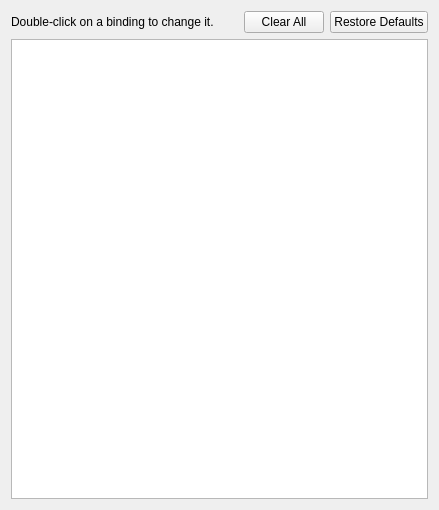
Old version of the form src/yuzu/configuration/configure_hotkeys.ui in the repository formylover/yuzu-early-access.
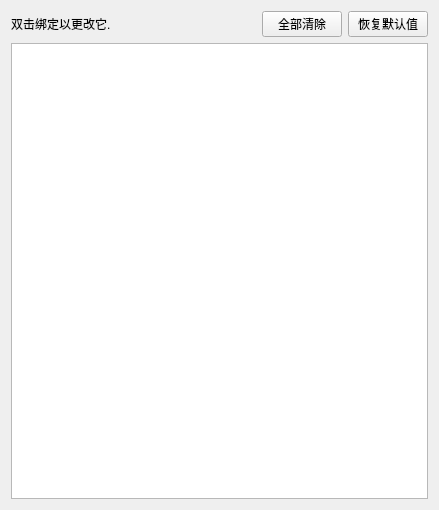
New version of the form.

The edit to the form file:
```diff
--- a/src/yuzu/configuration/configure_hotkeys.ui
+++ b/src/yuzu/configuration/configure_hotkeys.ui
@@ -19,7 +19,7 @@
      <item>
       <widget class="QLabel" name="label_2">
        <property name="text">
-        <string>Double-click on a binding to change it.</string>
+        <string>双击绑定以更改它.</string>
        </property>
       </widget>
      </item>
@@ -39,14 +39,14 @@
      <item>
       <widget class="QPushButton" name="button_clear_all">
        <property name="text">
-        <string>Clear All</string>
+        <string>全部清除</string>
        </property>
       </widget>
      </item>
      <item>
       <widget class="QPushButton" name="button_restore_defaults">
        <property name="text">
-        <string>Restore Defaults</string>
+        <string>恢复默认值</string>
        </property>
       </widget>
      </item>
```
Left out of the diff: 2 changed lines with no effect on the pictures.
